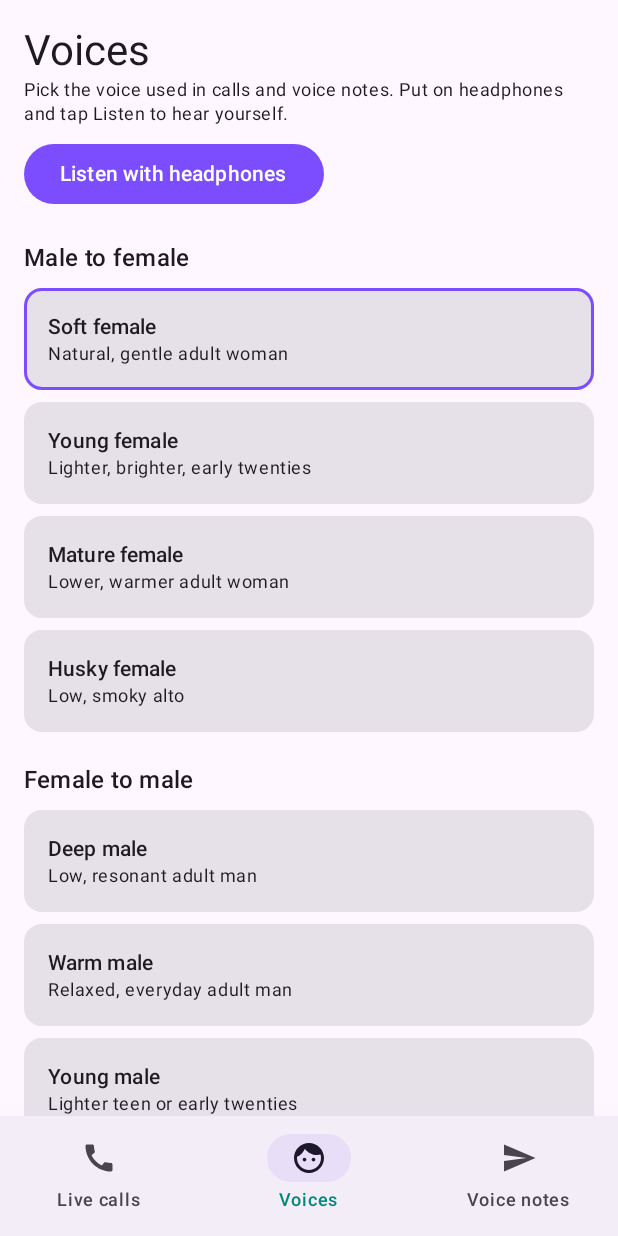
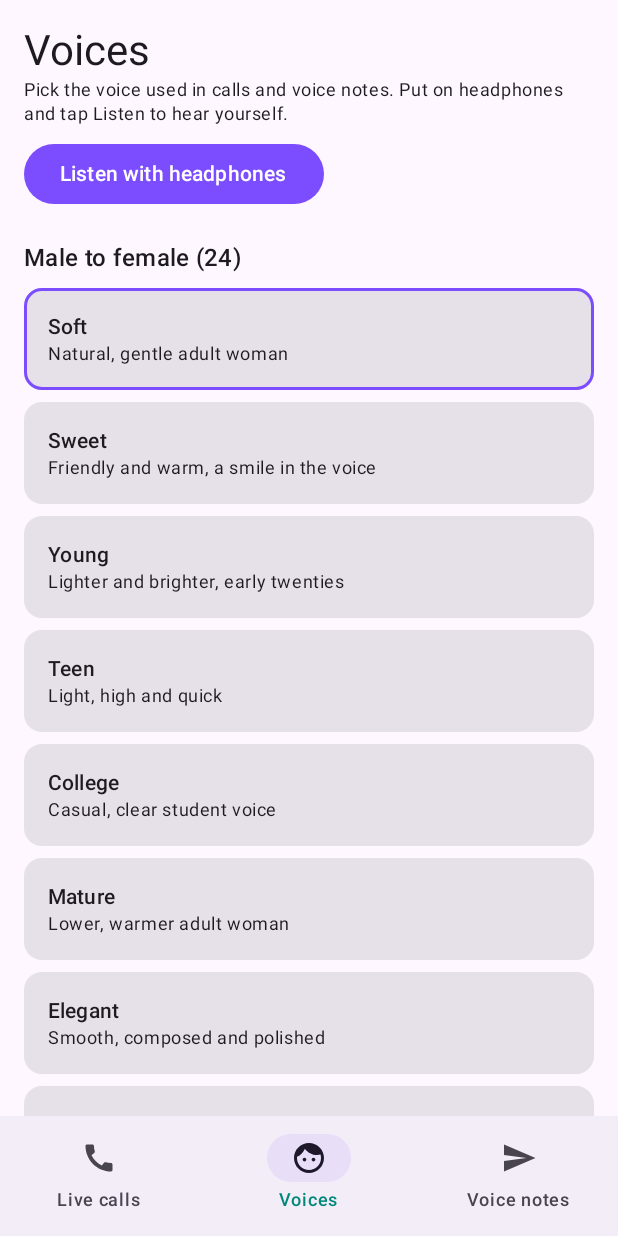
Before and after one commit to photoupscale/VC-Android-App, an Android app built with Jetpack Compose: the screen it shows after launch (MainActivity), item 2 of the bottom bar chosen, on a phone screen of 412 x 824 dp. Run offline under Robolectric (Android 15) with nearby library versions, the phone set to English and light mode, and no system bars; 1 statement that could not run was skipped.

Commit message:
24 female voices, breathiness, and speed fixes
- Engine: add breathiness (envelope-shaped aspiration noise), precompute the
  brightness shelf, cheaper phase wrapping.
- 24 male-to-female, 8 female-to-male and 4 fun presets.
- Save settings with apply() instead of commit() so sliders no longer block
  the UI thread; one settings write per slider move.
- Enable R8 for release builds with keep rules for the hook and JNI.
- Live preview runs at audio thread priority.

Co-Authored-By: Claude Opus 5.5 (1M context) <noreply@anthropic.com>
Claude-Session: https://claude.ai/code/session_01W8WvPzD9Fv1fkQPptBzJAH

```diff
--- a/app/src/main/java/com/voicechanger/app/audio/LiveMonitor.kt
+++ b/app/src/main/java/com/voicechanger/app/audio/LiveMonitor.kt
@@ -30,7 +30,6 @@ class LiveMonitor {
         running = true
         pendingVoice = voice
         thread = Thread({ loop() }, "vc-monitor").apply {
-            priority = Thread.MAX_PRIORITY
             start()
         }
     }
@@ -43,6 +42,7 @@ class LiveMonitor {
 
     @SuppressLint("MissingPermission")
     private fun loop() {
+        android.os.Process.setThreadPriority(android.os.Process.THREAD_PRIORITY_URGENT_AUDIO)
         val rate = SAMPLE_RATE
         val frame = rate / 100 // 10 ms
         val recMin = AudioRecord.getMinBufferSize(rate, AudioFormat.CHANNEL_IN_MONO, AudioFormat.ENCODING_PCM_16BIT)
--- a/app/src/main/java/com/voicechanger/app/engine/NativeBridge.kt
+++ b/app/src/main/java/com/voicechanger/app/engine/NativeBridge.kt
@@ -30,7 +30,7 @@ object NativeBridge {
 
     @JvmStatic external fun nativeCreate(sampleRate: Int): Long
     @JvmStatic external fun nativeDestroy(handle: Long)
-    @JvmStatic external fun nativeSetParams(handle: Long, pitch: Float, formant: Float, brightness: Float, mix: Float)
+    @JvmStatic external fun nativeSetParams(handle: Long, pitch: Float, formant: Float, brightness: Float, breathiness: Float, mix: Float)
     @JvmStatic external fun nativeSetEnabled(handle: Long, enabled: Boolean)
     @JvmStatic external fun nativeLatencyMs(handle: Long): Int
     @JvmStatic external fun nativeProcessShorts(handle: Long, data: ShortArray, offset: Int, length: Int, channels: Int)
--- a/app/src/main/java/com/voicechanger/app/engine/VoicePresets.kt
+++ b/app/src/main/java/com/voicechanger/app/engine/VoicePresets.kt
@@ -4,6 +4,7 @@ data class VoiceParams(
     val pitchSemitones: Float,
     val formantRatio: Float,
     val brightnessDb: Float = 0f,
+    val breathiness: Float = 0f,
     val mix: Float = 1f,
 )
 
@@ -24,34 +25,64 @@ data class VoicePreset(
 /**
  * Starting points tuned around typical speaking ranges: adult male ~85-155 Hz,
  * adult female ~165-255 Hz, with female vocal tracts ~15-20% shorter. Pitch and
- * formants move together but not equally, which is what keeps them sounding human.
+ * formants move together but not equally (roughly 3% formant per semitone),
+ * which is what keeps them sounding human. Female voices also get a touch of
+ * breathiness, which real female voices have and shifted male voices lack.
  */
 object VoicePresets {
     const val CUSTOM_ID = "custom"
 
+    private fun female(id: String, name: String, description: String, pitch: Float, formant: Float, bright: Float, breath: Float) =
+        VoicePreset(id, name, description, VoiceCategory.MaleToFemale, VoiceParams(pitch, formant, bright, breath))
+
+    private fun male(id: String, name: String, description: String, pitch: Float, formant: Float, bright: Float, breath: Float = 0f) =
+        VoicePreset(id, name, description, VoiceCategory.FemaleToMale, VoiceParams(pitch, formant, bright, breath))
+
+    private fun funVoice(id: String, name: String, description: String, pitch: Float, formant: Float, bright: Float, breath: Float = 0f) =
+        VoicePreset(id, name, description, VoiceCategory.Fun, VoiceParams(pitch, formant, bright, breath))
+
     val all = listOf(
-        VoicePreset("f_soft", "Soft female", "Natural, gentle adult woman", VoiceCategory.MaleToFemale,
-            VoiceParams(pitchSemitones = 5f, formantRatio = 1.16f, brightnessDb = 1.5f)),
-        VoicePreset("f_young", "Young female", "Lighter, brighter, early twenties", VoiceCategory.MaleToFemale,
-            VoiceParams(pitchSemitones = 7f, formantRatio = 1.21f, brightnessDb = 2.5f)),
-        VoicePreset("f_mature", "Mature female", "Lower, warmer adult woman", VoiceCategory.MaleToFemale,
-            VoiceParams(pitchSemitones = 4f, formantRatio = 1.12f, brightnessDb = 0.5f)),
-        VoicePreset("f_husky", "Husky female", "Low, smoky alto", VoiceCategory.MaleToFemale,
-            VoiceParams(pitchSemitones = 3f, formantRatio = 1.10f, brightnessDb = -1f)),
+        // Male -> female: 24 voices, from low alto to light soprano.
+        female("f_soft", "Soft", "Natural, gentle adult woman", 5f, 1.16f, 1.5f, 0.18f),
+        female("f_sweet", "Sweet", "Friendly and warm, a smile in the voice", 6f, 1.18f, 2f, 0.20f),
+        female("f_young", "Young", "Lighter and brighter, early twenties", 7f, 1.21f, 2.5f, 0.15f),
+        female("f_teen", "Teen", "Light, high and quick", 8f, 1.24f, 3f, 0.12f),
+        female("f_college", "College", "Casual, clear student voice", 6.5f, 1.19f, 2f, 0.14f),
+        female("f_mature", "Mature", "Lower, warmer adult woman", 4f, 1.12f, 0.5f, 0.15f),
+        female("f_elegant", "Elegant", "Smooth, composed and polished", 4.5f, 1.14f, 1f, 0.12f),
+        female("f_husky", "Husky", "Low, smoky alto", 3f, 1.10f, -1f, 0.30f),
+        female("f_smoky", "Smoky", "Dark and relaxed, late night radio", 3.5f, 1.09f, -1.5f, 0.35f),
+        female("f_breathy", "Breathy", "Soft and airy, close to the mic", 5f, 1.15f, 1f, 0.40f),
+        female("f_alto", "Warm alto", "Rich, low female voice", 3.5f, 1.11f, 0f, 0.20f),
+        female("f_deep_alto", "Deep alto", "The lowest natural female range", 2.5f, 1.08f, -0.5f, 0.22f),
+        female("f_cheerful", "Cheerful", "Bright and energetic", 7f, 1.20f, 3f, 0.10f),
+        female("f_shy", "Shy", "Quiet, soft and a little hesitant", 6f, 1.17f, 0.5f, 0.32f),
+        female("f_calm", "Calm", "Soothing and unhurried", 4.5f, 1.13f, 0f, 0.22f),
+        female("f_gentle", "Gentle", "Kind and tender", 5.5f, 1.16f, 1f, 0.25f),
+        female("f_crisp", "Crisp", "Clear, precise, professional", 5f, 1.15f, 2.5f, 0.08f),
+        female("f_confident", "Confident", "Firm and assured", 4f, 1.13f, 1.5f, 0.08f),
+        female("f_host", "Radio host", "Polished broadcast voice", 4.5f, 1.12f, 1.5f, 0.10f),
+        female("f_narrator", "Narrator", "Even, storytelling voice", 4f, 1.12f, 0.5f, 0.14f),
+        female("f_auntie", "Auntie", "Older, warm and motherly", 3f, 1.10f, 0f, 0.18f),
+        female("f_lively", "Lively", "Expressive and animated", 6.5f, 1.20f, 2.5f, 0.12f),
+        female("f_petite", "Petite", "Small, light and delicate", 7.5f, 1.25f, 2f, 0.18f),
+        female("f_soprano", "Light soprano", "High and clear", 8.5f, 1.25f, 3f, 0.12f),
 
-        VoicePreset("m_deep", "Deep male", "Low, resonant adult man", VoiceCategory.FemaleToMale,
-            VoiceParams(pitchSemitones = -6f, formantRatio = 0.84f, brightnessDb = -2f)),
-        VoicePreset("m_warm", "Warm male", "Relaxed, everyday adult man", VoiceCategory.FemaleToMale,
-            VoiceParams(pitchSemitones = -5f, formantRatio = 0.87f, brightnessDb = -1f)),
-        VoicePreset("m_young", "Young male", "Lighter teen or early twenties", VoiceCategory.FemaleToMale,
-            VoiceParams(pitchSemitones = -4f, formantRatio = 0.90f, brightnessDb = 0f)),
-        VoicePreset("m_baritone", "Baritone", "Very deep, broadcast style", VoiceCategory.FemaleToMale,
-            VoiceParams(pitchSemitones = -7f, formantRatio = 0.81f, brightnessDb = -3f)),
+        // Female -> male: 8 voices.
+        male("m_deep", "Deep", "Low, resonant adult man", -6f, 0.84f, -2f),
+        male("m_warm", "Warm", "Relaxed, everyday adult man", -5f, 0.87f, -1f),
+        male("m_young", "Young", "Lighter teen or early twenties", -4f, 0.90f, 0f),
+        male("m_baritone", "Baritone", "Very deep, broadcast style", -7f, 0.81f, -3f),
+        male("m_calm", "Calm", "Soft-spoken, steady", -5f, 0.88f, -1.5f, 0.10f),
+        male("m_husky", "Husky", "Rough, low and breathy", -6f, 0.85f, -2f, 0.20f),
+        male("m_clear", "Clear", "Bright, articulate adult man", -4.5f, 0.89f, 1f),
+        male("m_mature", "Mature", "Older, settled voice", -6.5f, 0.83f, -1f, 0.08f),
 
-        VoicePreset("x_child", "Child", "Small child", VoiceCategory.Fun,
-            VoiceParams(pitchSemitones = 9f, formantRatio = 1.30f, brightnessDb = 2f)),
-        VoicePreset("x_giant", "Giant", "Huge, slow-sounding voice", VoiceCategory.Fun,
-            VoiceParams(pitchSemitones = -10f, formantRatio = 0.74f, brightnessDb = -4f)),
+        // Fun
+        funVoice("x_child", "Child", "Small child", 9f, 1.30f, 2f, 0.05f),
+        funVoice("x_giant", "Giant", "Huge, slow-sounding voice", -10f, 0.74f, -4f),
+        funVoice("x_chipmunk", "Chipmunk", "Classic sped-up cartoon", 11f, 1.05f, 2f),
+        funVoice("x_monster", "Monster", "Dark and growly", -12f, 0.70f, -5f, 0.25f),
     )
 
     fun byId(id: String): VoicePreset? = all.firstOrNull { it.id == id }
--- a/app/src/main/java/com/voicechanger/app/engine/VoiceProcessor.kt
+++ b/app/src/main/java/com/voicechanger/app/engine/VoiceProcessor.kt
@@ -15,7 +15,7 @@ class VoiceProcessor(val sampleRate: Int) : Closeable {
     val latencyMs: Int get() = NativeBridge.nativeLatencyMs(handle)
 
     fun setVoice(voice: VoiceParams) {
-        NativeBridge.nativeSetParams(handle, voice.pitchSemitones, voice.formantRatio, voice.brightnessDb, voice.mix)
+        NativeBridge.nativeSetParams(handle, voice.pitchSemitones, voice.formantRatio, voice.brightnessDb, voice.breathiness, voice.mix)
     }
 
     fun setEnabled(enabled: Boolean) = NativeBridge.nativeSetEnabled(handle, enabled)
--- a/app/src/main/java/com/voicechanger/app/settings/VcSettings.kt
+++ b/app/src/main/java/com/voicechanger/app/settings/VcSettings.kt
@@ -30,7 +30,7 @@ data class VcSettings(
     val activeNow: Boolean = false,
     val apps: Set<String> = setOf(TargetApp.WhatsApp.packageName, TargetApp.Messenger.packageName),
     val presetId: String = "f_soft",
-    val custom: VoiceParams = VoiceParams(pitchSemitones = 5f, formantRatio = 1.15f),
+    val custom: VoiceParams = VoiceParams(pitchSemitones = 5f, formantRatio = 1.15f, breathiness = 0.15f),
     /** Bumped on every save so hooked processes can tell when to re-apply. */
     val revision: Long = 0,
 ) {
@@ -55,6 +55,7 @@ object Prefs {
     private const val C_PITCH = "custom_pitch"
     private const val C_FORMANT = "custom_formant"
     private const val C_BRIGHT = "custom_brightness"
+    private const val C_BREATH = "custom_breathiness"
     private const val REVISION = "revision"
 
     fun read(p: SharedPreferences): VcSettings {
@@ -69,6 +70,7 @@ object Prefs {
                 pitchSemitones = p.getFloat(C_PITCH, d.custom.pitchSemitones),
                 formantRatio = p.getFloat(C_FORMANT, d.custom.formantRatio),
                 brightnessDb = p.getFloat(C_BRIGHT, d.custom.brightnessDb),
+                breathiness = p.getFloat(C_BREATH, d.custom.breathiness),
             ),
             revision = p.getLong(REVISION, 0L),
         )
@@ -84,7 +86,9 @@ object Prefs {
             .putFloat(C_PITCH, s.custom.pitchSemitones)
             .putFloat(C_FORMANT, s.custom.formantRatio)
             .putFloat(C_BRIGHT, s.custom.brightnessDb)
+            .putFloat(C_BREATH, s.custom.breathiness)
             .putLong(REVISION, s.revision)
-            .commit()
+            // apply() writes in the background; commit() here blocked the UI on every slider move.
+            .apply()
     }
 }
--- a/app/src/main/java/com/voicechanger/app/ui/MainViewModel.kt
+++ b/app/src/main/java/com/voicechanger/app/ui/MainViewModel.kt
@@ -5,6 +5,7 @@ import androidx.lifecycle.AndroidViewModel
 import com.voicechanger.app.audio.LiveMonitor
 import com.voicechanger.app.engine.NativeBridge
 import com.voicechanger.app.engine.VoiceParams
+import com.voicechanger.app.engine.VoicePresets
 import com.voicechanger.app.hook.ModuleStatus
 import com.voicechanger.app.settings.SettingsRepository
 import com.voicechanger.app.settings.VcSettings
@@ -34,7 +35,7 @@ class MainViewModel(app: Application) : AndroidViewModel(app) {
 
     fun selectPreset(id: String) = update { it.copy(presetId = id) }
 
-    fun setCustom(params: VoiceParams) = update { it.copy(custom = params) }
+    fun setCustom(params: VoiceParams) = update { it.copy(custom = params, presetId = VoicePresets.CUSTOM_ID) }
 
     fun toggleMonitor() {
         if (monitor.isRunning) monitor.stop() else monitor.start(settings.value.voice())
--- a/app/src/main/java/com/voicechanger/app/ui/VoicesScreen.kt
+++ b/app/src/main/java/com/voicechanger/app/ui/VoicesScreen.kt
@@ -49,8 +49,15 @@ fun VoicesScreen(vm: MainViewModel, requireMic: (() -> Unit) -> Unit, modifier:
             }
         }
         VoiceCategory.entries.forEach { category ->
-            item { Text(category.title, style = MaterialTheme.typography.titleMedium, modifier = Modifier.padding(top = 12.dp)) }
-            items(VoicePresets.all.filter { it.category == category }, key = { it.id }) { preset ->
+            val presets = VoicePresets.all.filter { it.category == category }
+            item {
+                Text(
+                    "${category.title} (${presets.size})",
+                    style = MaterialTheme.typography.titleMedium,
+                    modifier = Modifier.padding(top = 12.dp),
+                )
+            }
+            items(presets, key = { it.id }) { preset ->
                 PresetCard(preset, selected = s.presetId == preset.id) { vm.selectPreset(preset.id) }
             }
         }
@@ -65,15 +72,15 @@ fun VoicesScreen(vm: MainViewModel, requireMic: (() -> Unit) -> Unit, modifier:
                     val c = s.custom
                     LabeledSlider("Pitch", "%+.1f semitones".format(Locale.US, c.pitchSemitones), c.pitchSemitones, -12f..12f) {
                         vm.setCustom(c.copy(pitchSemitones = it))
-                        vm.selectPreset(VoicePresets.CUSTOM_ID)
                     }
                     LabeledSlider("Formant", "x%.2f".format(Locale.US, c.formantRatio), c.formantRatio, 0.7f..1.4f) {
                         vm.setCustom(c.copy(formantRatio = it))
-                        vm.selectPreset(VoicePresets.CUSTOM_ID)
                     }
                     LabeledSlider("Brightness", "%+.1f dB".format(Locale.US, c.brightnessDb), c.brightnessDb, -6f..6f) {
                         vm.setCustom(c.copy(brightnessDb = it))
-                        vm.selectPreset(VoicePresets.CUSTOM_ID)
+                    }
+                    LabeledSlider("Breathiness", "%.0f%%".format(Locale.US, c.breathiness * 100), c.breathiness, 0f..0.6f) {
+                        vm.setCustom(c.copy(breathiness = it))
                     }
                     Text(
                         "Tip: for a natural result move formant about 3% per semitone of pitch, in the same direction.",
```
Also changed, not shown: app/build.gradle.kts (+7 -4 lines), 7 other files.
